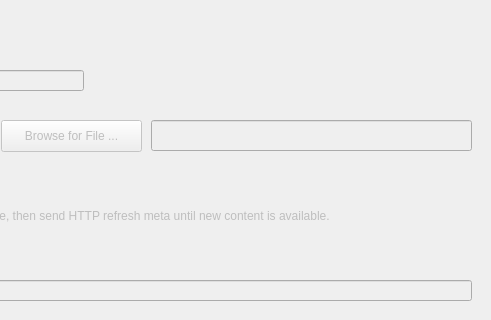
Before: the Qt Designer form nowplaying/resources/ui/webserver.ui in whatsnowplaying/whats-now-playing, drawn with Qt 5; both pictures show x 149 to 640 and y 0 to 320 of the 640 by 480 pixel window.
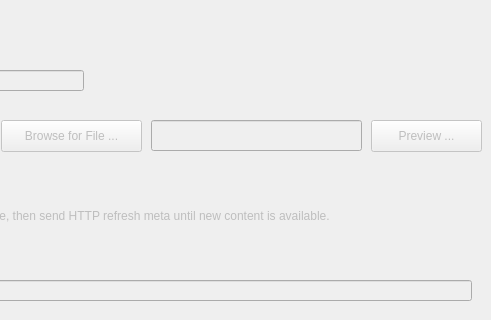
After: the same form once the commit is applied.

Commit message:
Add template preview and switch Linux build to AlmaLinux 8
Add a live template preview window (QWebEngineView) accessible
from the Webserver, Twitch, Kick, and Text Output settings pages.
Preview renders with sample metadata so users can see template
output without a live source.

Switch Linux build container from Debian Bookworm to AlmaLinux 8
(manylinux_2_28 / Python 3.12). AlmaLinux 8 natively ships the
same library ABIs PySide6 wheels are compiled against, eliminating
compatibility shims. glibc 2.28 binaries run on Ubuntu 22.04+.

What changed in the file:
```diff
--- a/nowplaying/resources/ui/webserver.ui
+++ b/nowplaying/resources/ui/webserver.ui
@@ -114,11 +114,27 @@
     <rect>
      <x>300</x>
      <y>120</y>
-     <width>321</width>
+     <width>211</width>
      <height>31</height>
     </rect>
    </property>
   </widget>
+  <widget class="QPushButton" name="preview_button">
+   <property name="enabled">
+    <bool>false</bool>
+   </property>
+   <property name="geometry">
+    <rect>
+     <x>520</x>
+     <y>120</y>
+     <width>111</width>
+     <height>32</height>
+    </rect>
+   </property>
+   <property name="text">
+    <string>Preview ...</string>
+   </property>
+  </widget>
   <widget class="QLabel" name="once_label">
    <property name="enabled">
     <bool>false</bool>
```
Left out of the diff: 16 changed lines with no effect on the pictures. The commit also changes 26 other files.
